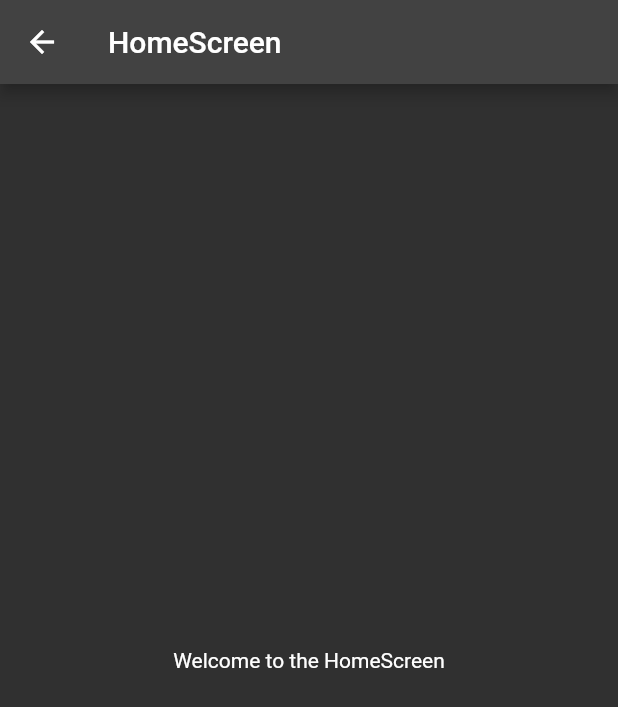
After one commit to swastik21/bloc_form_validator, a Flutter app: the HomeScreen screen opened directly, on a phone screen of 412 x 824 dp. The commit adds this screen. Shown: the top 707 px of the screen. Run offline on Flutter 3.47's test engine with Material 2 defaults, Android fonts, the phone set to English and light mode, and no system bars; our stand-ins replace email_validator, flutter_bloc.

Commit message:
added repo and home screen

```diff
--- a/lib/buisness_logic/bloc/sign_in_event.dart
+++ b/lib/buisness_logic/bloc/sign_in_event.dart
@@ -11,4 +11,7 @@ class CredentialsChanged extends SignInEvent {
       this.email, this.password, this.emailChanged, this.passwordChanged);
 }
 
-class SignInInitiated extends SignInEvent {}
+class SignInInitiated extends SignInEvent {
+  final Status status;
+  SignInInitiated(this.status);
+}
--- a/lib/buisness_logic/bloc/sign_in_state.dart
+++ b/lib/buisness_logic/bloc/sign_in_state.dart
@@ -15,3 +15,5 @@ class CredentialsInValid extends SignInState {
 class CredentialsEmpty extends SignInState {}
 
 class SignInLoading extends SignInState {}
+
+class SignInLoaded extends SignInState {}
--- /dev/null
+++ b/lib/presentation/screens/home_screen.dart
@@ -0,0 +1,21 @@
+import 'package:flutter/material.dart';
+import 'package:flutter/src/widgets/container.dart';
+import 'package:flutter/src/widgets/framework.dart';
+
+class HomeScreen extends StatelessWidget {
+  const HomeScreen({super.key});
+
+  @override
+  Widget build(BuildContext context) {
+    return Scaffold(
+      appBar: AppBar(
+        title: const Text("HomeScreen"),
+        leading: IconButton(
+          icon: const Icon(Icons.arrow_back),
+          onPressed: () => Navigator.pop(context),
+        ),
+      ),
+      body: const Center(child: Text("Welcome to the HomeScreen")),
+    );
+  }
+}
--- a/lib/presentation/screens/welcome_screen.dart
+++ b/lib/presentation/screens/welcome_screen.dart
@@ -1,5 +1,6 @@
 import 'package:bloc_form_validator/buisness_logic/bloc/sign_in_bloc.dart';
 import 'package:bloc_form_validator/presentation/screens/signin_screen.dart';
+import 'package:bloc_form_validator/repo/test_repo.dart';
 import 'package:flutter/cupertino.dart';
 import 'package:flutter/material.dart';
 import 'package:flutter_bloc/flutter_bloc.dart';
@@ -27,7 +28,7 @@ class WelcomeScreen extends StatelessWidget {
                 context,
                 MaterialPageRoute(
                   builder: (context) => BlocProvider(
-                    create: (context) => SignInBloc(),
+                    create: (context) => SignInBloc(repo: TestRepo()),
                     child: SignInScreen(),
                   ),
                 ),
```
Also changed, not shown: lib/buisness_logic/bloc/sign_in_bloc.dart (+34 -3 lines), lib/presentation/screens/signin_screen.dart (+15 -2 lines), lib/repo/test_repo.dart (added, +22 -0 lines).
